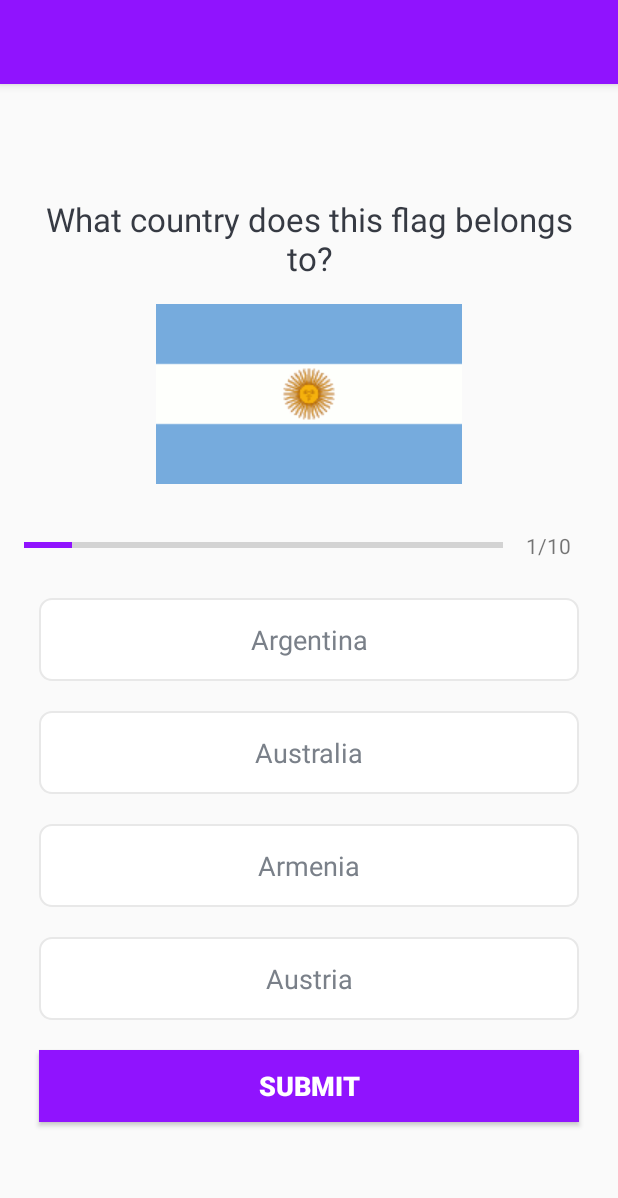
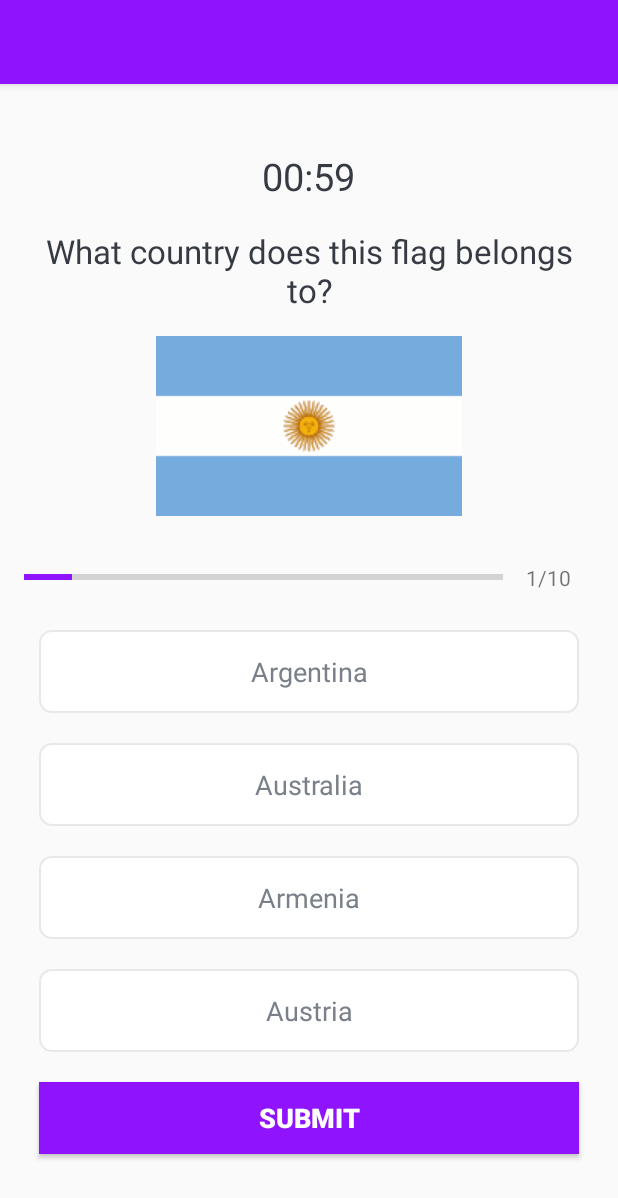
Before and after one commit to im-somax/QuizApp, an Android app: the QuizQuestionActivity screen opened directly, with no data from a screen before it, on a phone screen of 412 x 824 dp. Shown: the top 1198 px of the screen. Run offline under Robolectric (Android 15) with nearby library versions, the phone set to English and light mode, and no system bars.

Commit message:
Coutdown timer added

```diff
--- a/app/src/main/java/com/example/quizapp/QuizQuestionActivity.kt
+++ b/app/src/main/java/com/example/quizapp/QuizQuestionActivity.kt
@@ -3,25 +3,33 @@ package com.example.quizapp
 import android.content.Intent
 import android.graphics.Color
 import android.graphics.Typeface
-import androidx.appcompat.app.AppCompatActivity
 import android.os.Bundle
+import android.os.CountDownTimer
 import android.view.View
 import android.widget.TextView
-import android.widget.Toast
+import androidx.appcompat.app.AppCompatActivity
 import androidx.core.content.ContextCompat
 import kotlinx.android.synthetic.main.activity_quiz_question.*
+import java.util.*
+import kotlin.collections.ArrayList
 
 class QuizQuestionActivity : AppCompatActivity(), View.OnClickListener {
+
 
     private var mCurrentPosition: Int = 1
     private var mQuestionList: ArrayList<Question>? = null
     private var mSelectedOptionPosition: Int = 0
     private var mCorrectAnswers: Int = 0
     private var mUserName: String ?= null
+    private lateinit var countDownTimer : CountDownTimer
+    private var timeLeftInMillis: Long = 0
+    private val COUNTDOWN_IN_MILLIS: Long = 60000
+
 
     override fun onCreate(savedInstanceState: Bundle?) {
         super.onCreate(savedInstanceState)
         setContentView(R.layout.activity_quiz_question)
+
 
         mUserName = intent.getStringExtra(Constants.USER_NAME)
 
@@ -56,6 +64,8 @@ class QuizQuestionActivity : AppCompatActivity(), View.OnClickListener {
         tv_option_three.text = question.optionThree
         tv_option_four.text = question.optionFour
         btn_submit.setOnClickListener(this)
+        timeLeftInMillis = COUNTDOWN_IN_MILLIS
+        startCountDown()
     }
     private fun defaultOptionView(){
         val options = ArrayList<TextView>()
@@ -106,24 +116,25 @@ class QuizQuestionActivity : AppCompatActivity(), View.OnClickListener {
                         }
                     }
                 }else{
-                    val question = mQuestionList?.get(mCurrentPosition - 1)
-                    if(question!!.correctAnswer != mSelectedOptionPosition){
-                        answerView(mSelectedOptionPosition, R.drawable.wrong_option_border_bg)
-                    }else{
-                        mCorrectAnswers++
-                    }
-                    answerView(question.correctAnswer, R.drawable.correct_option_border_bg)
-
-                    if (mCurrentPosition == mQuestionList!!.size) {
-                        btn_submit.text = "FINISH"
-                    } else {
-                        btn_submit.text = "GO TO NEXT QUESTION"
-                    }
-
-                    mSelectedOptionPosition = 0
+                    checkanswer()
                 }
             }
         }
+    }
+
+    private fun startCountDown() {
+        countDownTimer = object : CountDownTimer(timeLeftInMillis, 1000) {
+            override fun onTick(millisUntilFinished: Long) {
+                timeLeftInMillis = millisUntilFinished
+                updateCountDownText()
+            }
+
+            override fun onFinish() {
+                timeLeftInMillis = 0
+                updateCountDownText()
+                checkanswer()
+            }
+        }.start()
     }
 
     private fun answerView(answer: Int, drawableView: Int){
@@ -161,4 +172,42 @@ class QuizQuestionActivity : AppCompatActivity(), View.OnClickListener {
             R.drawable.selected_option_border_bg
         )
     }
+
+    private fun checkanswer(){
+        val question = mQuestionList?.get(mCurrentPosition - 1)
+        countDownTimer.cancel()
+        if(question!!.correctAnswer != mSelectedOptionPosition){
+            answerView(mSelectedOptionPosition, R.drawable.wrong_option_border_bg)
+        }else{
+            mCorrectAnswers++
+        }
+        answerView(question.correctAnswer, R.drawable.correct_option_border_bg)
+
+        if (mCurrentPosition == mQuestionList!!.size) {
+            btn_submit.text = "FINISH"
+        } else {
+            btn_submit.text = "GO TO NEXT QUESTION"
+        }
+
+        mSelectedOptionPosition = 0
+    }
+
+    private fun updateCountDownText() {
+        val minutes = (timeLeftInMillis / 1000) / 60
+        val seconds = (timeLeftInMillis / 1000) % 60
+        val timeFormatted =
+            java.lang.String.format(Locale.getDefault(), "%02d:%02d", minutes, seconds)
+        timer_text.setText(timeFormatted)
+        if (timeLeftInMillis < 10000) {
+            timer_text.setTextColor(Color.RED)
+        } else {
+            timer_text.setTextColor(Color.parseColor("#363A43"))
+        }
+    }
+    override fun onDestroy() {
+        super.onDestroy()
+        if (countDownTimer != null) {
+            countDownTimer.cancel()
+        }
+    }
 }
--- a/app/src/main/res/layout/activity_quiz_question.xml
+++ b/app/src/main/res/layout/activity_quiz_question.xml
@@ -7,12 +7,26 @@
     android:layout_height="match_parent"
     android:fillViewport="true"
     tools:context=".QuizQuestionActivity">
+
     <LinearLayout
         android:layout_width="match_parent"
         android:layout_height="wrap_content"
         android:orientation="vertical"
         android:padding="16dp"
         android:gravity="center">
+
+        <TextView
+            android:id="@+id/timer_text"
+            android:layout_width="wrap_content"
+            android:layout_height="wrap_content"
+            android:layout_marginStart="8dp"
+            android:layout_marginEnd="8dp"
+            android:layout_marginBottom="8dp"
+            android:fontFamily="sans-serif"
+            android:textColor="#363A43"
+            android:textSize="25sp"
+            android:textStyle="normal" />
+
         <TextView
             android:id="@+id/tv_question"
             android:layout_width="match_parent"
```
